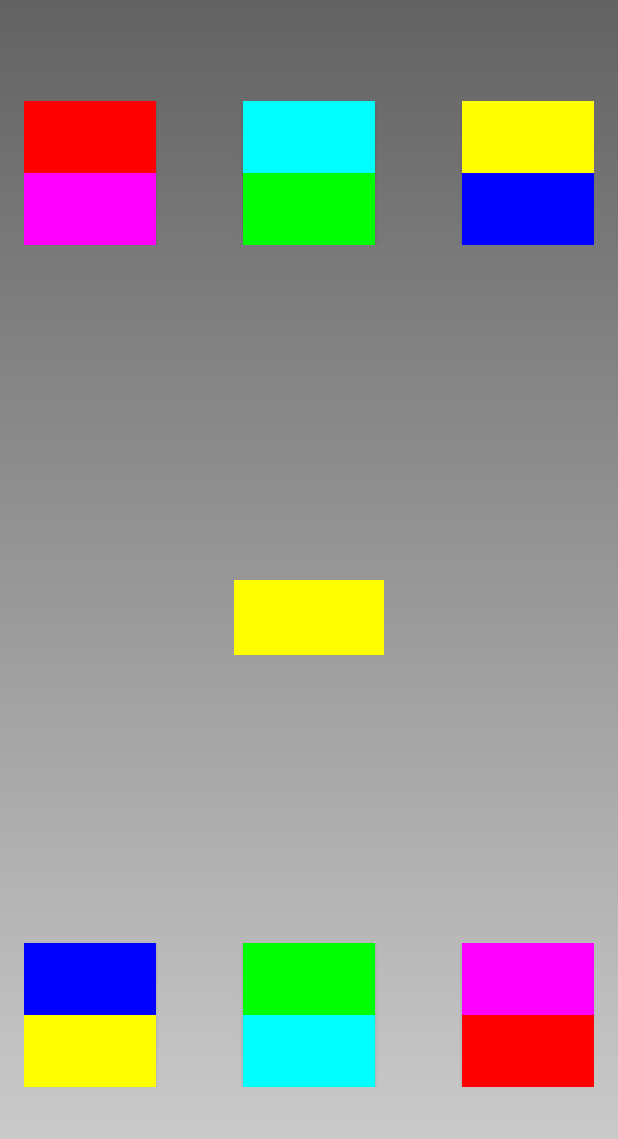
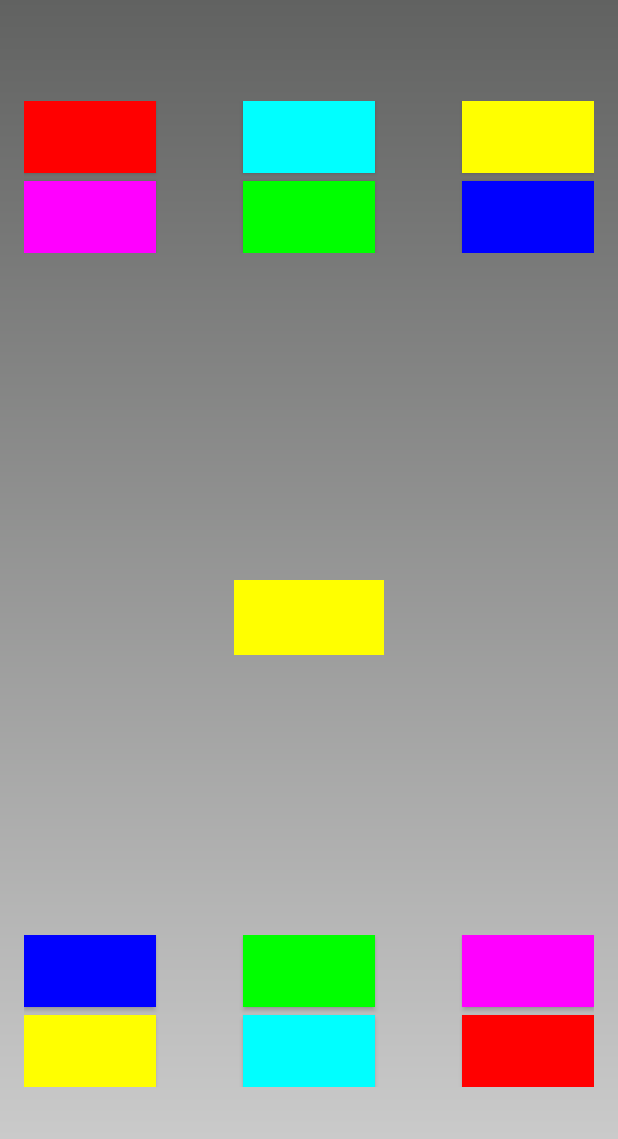
Before and after one commit to kmuralidharan91/two-sides, an Android app: the MainActivity screen opened directly, with no data from a screen before it, on a phone screen of 412 x 824 dp. Shown: the top 1139 px of the screen. Run offline under Robolectric (Android 15) with nearby library versions, the phone set to English and light mode, and no system bars.

Commit message:
Buttons Padding Added

```diff
--- a/app/src/main/res/layout/activity_main.xml
+++ b/app/src/main/res/layout/activity_main.xml
@@ -47,6 +47,7 @@
             android:layout_height="wrap_content"
             android:text="  "
             android:id="@+id/lb4"
+            android:layout_marginTop="5dp"
             android:layout_below="@+id/lb1"
             android:layout_alignRight="@+id/lb1"
             android:layout_alignEnd="@+id/lb1" />
@@ -54,6 +55,7 @@
         <Button
             android:layout_width="wrap_content"
             android:layout_height="wrap_content"
+            android:layout_marginTop="5dp"
             android:text="  "
             android:id="@+id/lb5"
             android:layout_below="@+id/lb2"
@@ -63,6 +65,7 @@
         <Button
             android:layout_width="wrap_content"
             android:layout_height="wrap_content"
+            android:layout_marginTop="5dp"
             android:text="  "
             android:id="@+id/lb6"
             android:layout_below="@+id/lb3"
@@ -121,6 +124,7 @@
             android:layout_width="wrap_content"
             android:layout_height="wrap_content"
             android:text="  "
+            android:layout_marginTop="5dp"
             android:id="@+id/tb4"
             android:layout_below="@+id/tb1"
             android:layout_alignRight="@+id/tb1"
@@ -129,6 +133,7 @@
         <Button
             android:layout_width="wrap_content"
             android:layout_height="wrap_content"
+            android:layout_marginTop="5dp"
             android:text="  "
             android:id="@+id/tb5"
             android:layout_below="@+id/tb2"
@@ -138,6 +143,7 @@
         <Button
             android:layout_width="wrap_content"
             android:layout_height="wrap_content"
+            android:layout_marginTop="5dp"
             android:text="  "
             android:id="@+id/tb6"
             android:layout_below="@+id/tb3"
```
